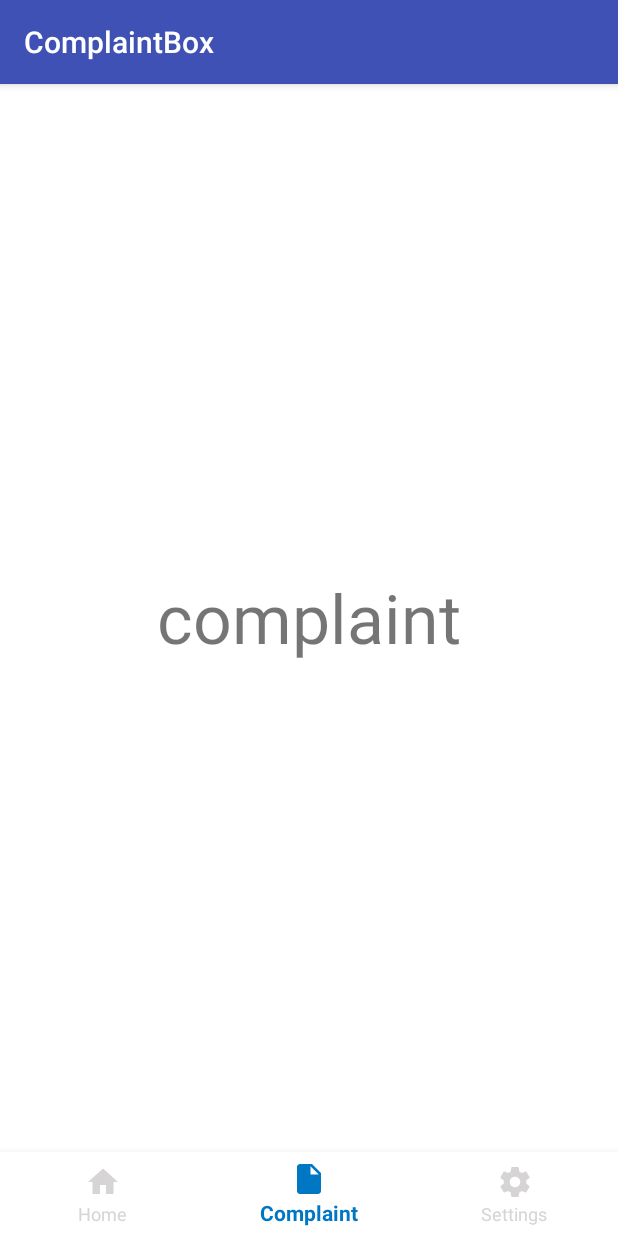
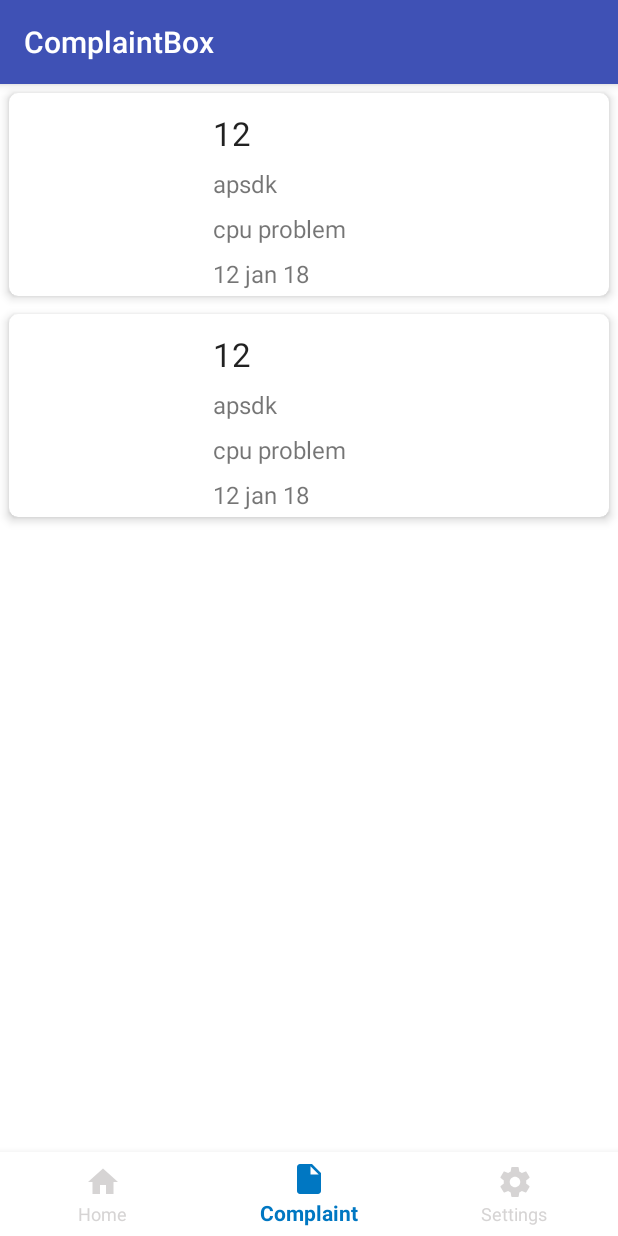
Before and after one commit to imashwani/ComplaintBox, an Android app: the screen it shows after launch (MainActivity), item 2 of the bottom bar chosen, on a phone screen of 412 x 824 dp. Run offline under Robolectric (Android 15) with nearby library versions, the phone set to English and light mode, and no system bars.

Commit message:
recycler view with adapter and fragements added; yet to get data from firebase

```diff
--- /dev/null
+++ b/app/src/main/java/com/example/ashwani/complaintbox/Complaint.java
@@ -0,0 +1,93 @@
+package com.example.ashwani.complaintbox;
+
+/**
+ * Created by Ashwani on 26/03/2018.
+ */
+
+public class Complaint {
+    String ComplaintNo, UserId, SchoolName, Description, Date, Problems, PhoneNumber, EmailId, Status;
+
+    public Complaint(String complaintNo, String userId, String schoolName, String description, String date, String problems, String phoneNumber, String emailId, String status) {
+        ComplaintNo = complaintNo;
+        UserId = userId;
+        SchoolName = schoolName;
+        Description = description;
+        Date = date;
+        Problems = problems;
+        PhoneNumber = phoneNumber;
+        EmailId = emailId;
+        Status = status;
+    }
+
+    public String getComplaintNo() {
+        return ComplaintNo;
+    }
+
+    public void setComplaintNo(String complaintNo) {
+        ComplaintNo = complaintNo;
+    }
+
+    public String getUserId() {
+        return UserId;
+    }
+
+    public void setUserId(String userId) {
+        UserId = userId;
+    }
+
+    public String getSchoolName() {
+        return SchoolName;
+    }
+
+    public void setSchoolName(String schoolName) {
+        SchoolName = schoolName;
+    }
+
+    public String getDescription() {
+        return Description;
+    }
+
+    public void setDescription(String description) {
+        Description = description;
+    }
+
+    public String getDate() {
+        return Date;
+    }
+
+    public void setDate(String date) {
+        Date = date;
+    }
+
+    public String getProblems() {
+        return Problems;
+    }
+
+    public void setProblems(String problems) {
+        Problems = problems;
+    }
+
+    public String getPhoneNumber() {
+        return PhoneNumber;
+    }
+
+    public void setPhoneNumber(String phoneNumber) {
+        PhoneNumber = phoneNumber;
+    }
+
+    public String getEmailId() {
+        return EmailId;
+    }
+
+    public void setEmailId(String emailId) {
+        EmailId = emailId;
+    }
+
+    public String getStatus() {
+        return Status;
+    }
+
+    public void setStatus(String status) {
+        Status = status;
+    }
+}
--- /dev/null
+++ b/app/src/main/java/com/example/ashwani/complaintbox/ComplaintAdapter.java
@@ -0,0 +1,58 @@
+package com.example.ashwani.complaintbox;
+
+import android.content.Context;
+import android.support.v7.widget.RecyclerView;
+import android.view.LayoutInflater;
+import android.view.View;
+import android.view.ViewGroup;
+import android.widget.TextView;
+
+import java.util.ArrayList;
+
+/**
+ * Created by Ashwani on 26/03/2018.
+ */
+
+public class ComplaintAdapter extends RecyclerView.Adapter<ComplaintAdapter.ComplaintViewHolder> {
+    ArrayList<Complaint> ComplaintList;
+    Context context;
+
+    public ComplaintAdapter(Context context, ArrayList<Complaint> complaintList) {
+        this.context = context;
+        ComplaintList = complaintList;
+    }
+
+    @Override
+    public ComplaintViewHolder onCreateViewHolder(ViewGroup parent, int viewType) {
+        View view = LayoutInflater.from(context).inflate(R.layout.complaint_item, parent, false);
+
+        return new ComplaintViewHolder(view);
+    }
+
+    @Override
+    public void onBindViewHolder(ComplaintViewHolder holder, int position) {
+        //setting data to each complaint view
+        holder.tvComplaintNo.setText(ComplaintList.get(position).getComplaintNo());
+        holder.tvSchoolName.setText(ComplaintList.get(position).getSchoolName());
+        holder.tvProblem.setText(ComplaintList.get(position).getProblems());
+        holder.tvDate.setText(ComplaintList.get(position).getDate());
+    }
+
+    @Override
+    public int getItemCount() {
+        return ComplaintList.size();
+    }
+
+    public class ComplaintViewHolder extends RecyclerView.ViewHolder {
+        TextView tvComplaintNo, tvSchoolName, tvProblem, tvDate;
+
+        public ComplaintViewHolder(View itemView) {
+            super(itemView);
+            tvComplaintNo = itemView.findViewById(R.id.compalint_number_tv);
+            tvSchoolName = itemView.findViewById(R.id.school_name_tv);
+            tvProblem = itemView.findViewById(R.id.problem_tv);
+            tvDate = itemView.findViewById(R.id.date_tv);
+        }
+
+    }
+}
--- /dev/null
+++ b/app/src/main/java/com/example/ashwani/complaintbox/ComplaintRVListFragment.java
@@ -0,0 +1,57 @@
+package com.example.ashwani.complaintbox;
+
+import android.os.Bundle;
+import android.support.v4.app.Fragment;
+import android.support.v7.widget.LinearLayoutManager;
+import android.support.v7.widget.RecyclerView;
+import android.util.Log;
+import android.view.LayoutInflater;
+import android.view.View;
+import android.view.ViewGroup;
+
+import java.util.ArrayList;
+
+import static android.content.ContentValues.TAG;
+
+public class ComplaintRVListFragment extends Fragment {
+
+    RecyclerView mRecyclerView;
+    RecyclerView.LayoutManager mLayoutManager;
+    ComplaintAdapter mComplaintAdapter;
+
+    @Override
+    public void onCreate(Bundle savedInstanceState) {
+        super.onCreate(savedInstanceState);
+
+    }
+
+    @Override
+    public View onCreateView(LayoutInflater inflater, ViewGroup container,
+                             Bundle savedInstanceState) {
+        // Inflate the layout for this fragment
+        View rootView = inflater.inflate(R.layout.fragment_complaint_rvlist, container, false);
+
+        mRecyclerView = rootView.findViewById(R.id.recycler_view_complaint);
+
+        mLayoutManager = new LinearLayoutManager(getActivity());
+        mComplaintAdapter = new ComplaintAdapter(getActivity(), getArrayList());
+
+        mRecyclerView.setLayoutManager(mLayoutManager);
+        mRecyclerView.setAdapter(mComplaintAdapter);
+
+        return rootView;
+    }
+
+    //fake data for time being
+    public ArrayList<Complaint> getArrayList() {
+        ArrayList<Complaint> arrayList = new ArrayList<>();
+        Complaint complaint = new Complaint("001", "userid", "apsdk", "desc", "12 jan 18", "cpu problem", "9911416634", "ash@gmail.com", "false");
+        arrayList.add(complaint);
+        complaint.setComplaintNo("12");
+        arrayList.add(complaint);
+        Log.d(TAG, "getArrayList: size" + arrayList.size());
+
+
+        return arrayList;
+    }
+}
--- a/app/src/main/java/com/example/ashwani/complaintbox/MainActivity.java
+++ b/app/src/main/java/com/example/ashwani/complaintbox/MainActivity.java
@@ -3,6 +3,7 @@ package com.example.ashwani.complaintbox;
 import android.os.Bundle;
 import android.support.annotation.NonNull;
 import android.support.design.widget.BottomNavigationView;
+import android.support.v4.app.FragmentTransaction;
 import android.support.v7.app.AppCompatActivity;
 import android.view.MenuItem;
 import android.widget.TextView;
@@ -15,7 +16,6 @@ public class MainActivity extends AppCompatActivity {
     protected void onCreate(Bundle savedInstanceState) {
         super.onCreate(savedInstanceState);
         setContentView(R.layout.activity_main);
-        tv = findViewById(R.id.hello);
 
         BottomNavigationView bottomNavigationView = findViewById(R.id.bottomNavigationBar);
         bottomNavigationView.setOnNavigationItemSelectedListener(new BottomNavigationView.OnNavigationItemSelectedListener() {
@@ -24,16 +24,20 @@ public class MainActivity extends AppCompatActivity {
 
                 switch (item.getItemId()) {
                     case R.id.settings:
-                        tv.setText("settings");
+                        Toast.makeText(MainActivity.this, "settigns", Toast.LENGTH_SHORT).show();
                         break;
 
                     case R.id.home:
-                        tv.setText("Home");
-                        Toast.makeText(MainActivity.this, "home clicked", Toast.LENGTH_SHORT).show();
+
+                        Toast.makeText(MainActivity.this, "home", Toast.LENGTH_SHORT).show();
+
                         break;
                     case R.id.complaint:
-                        tv.setText("complaint");
-                        Toast.makeText(MainActivity.this, "complaint clicked", Toast.LENGTH_SHORT).show();
+                        Toast.makeText(MainActivity.this, "Complaint", Toast.LENGTH_SHORT).show();
+                        FragmentTransaction transaction = getSupportFragmentManager().beginTransaction();
+                        ComplaintRVListFragment fragment = new ComplaintRVListFragment();
+                        transaction.replace(R.id.frame_layout, fragment);
+                        transaction.commit();
                         break;
 
                 }
--- a/app/src/main/res/layout/activity_main.xml
+++ b/app/src/main/res/layout/activity_main.xml
@@ -13,16 +13,7 @@
         android:layout_width="match_parent"
         android:layout_height="0dp"
         android:layout_weight="1"
-        android:background="@color/white">
-
-        <TextView
-            android:id="@+id/hello"
-            android:layout_width="wrap_content"
-            android:layout_height="wrap_content"
-            android:layout_gravity="center"
-            android:text="hello"
-            android:textSize="45sp" />
-    </FrameLayout>
+        android:background="@color/white" />
 
     <android.support.design.widget.BottomNavigationView
         android:id="@+id/bottomNavigationBar"
--- a/app/src/main/res/layout/complaint_item.xml
+++ b/app/src/main/res/layout/complaint_item.xml
@@ -1,21 +1,21 @@
 <?xml version="1.0" encoding="utf-8"?>
-<LinearLayout xmlns:android="http://schemas.android.com/apk/res/android"
+<android.support.v7.widget.CardView xmlns:android="http://schemas.android.com/apk/res/android"
+    xmlns:app="http://schemas.android.com/apk/res-auto"
     android:layout_width="match_parent"
-    android:layout_height="match_parent"
-    android:orientation="horizontal">
+    android:layout_height="wrap_content"
+    android:layout_margin="6dp"
+    android:elevation="3dp"
+    app:cardCornerRadius="6dp"
+    app:cardElevation="4dp">
 
-    <android.support.v7.widget.CardView xmlns:android="http://schemas.android.com/apk/res/android"
+    <LinearLayout xmlns:android="http://schemas.android.com/apk/res/android"
         android:layout_width="match_parent"
-        android:layout_height="match_parent">
+        android:layout_height="wrap_content"
+        android:orientation="horizontal"
+        android:padding="4dp">
 
 
-        <LinearLayout xmlns:android="http://schemas.android.com/apk/res/android"
-            android:layout_width="match_parent"
-            android:layout_height="wrap_content"
-            android:orientation="horizontal"
-            android:padding="4dp">
-
-            <ImageView
+        <ImageView
                 android:id="@+id/school_icon_imgview"
                 android:layout_width="120dp"
                 android:layout_height="120dp" />
@@ -58,4 +58,3 @@
 
         </LinearLayout>
     </android.support.v7.widget.CardView>
-</LinearLayout>
--- /dev/null
+++ b/app/src/main/res/layout/fragment_complaint_rvlist.xml
@@ -0,0 +1,4 @@
+<android.support.v7.widget.RecyclerView xmlns:android="http://schemas.android.com/apk/res/android"
+    android:id="@+id/recycler_view_complaint"
+    android:layout_width="match_parent"
+    android:layout_height="match_parent" />
--- a/app/src/main/res/values/strings.xml
+++ b/app/src/main/res/values/strings.xml
@@ -1,3 +1,6 @@
 <resources>
     <string name="app_name">ComplaintBox</string>
+
+    <!-- TODO: Remove or change this placeholder text -->
+    <string name="hello_blank_fragment">Hello blank fragment</string>
 </resources>
```
Also changed, not shown: app/build.gradle (+7 -4 lines), 1 other file.
